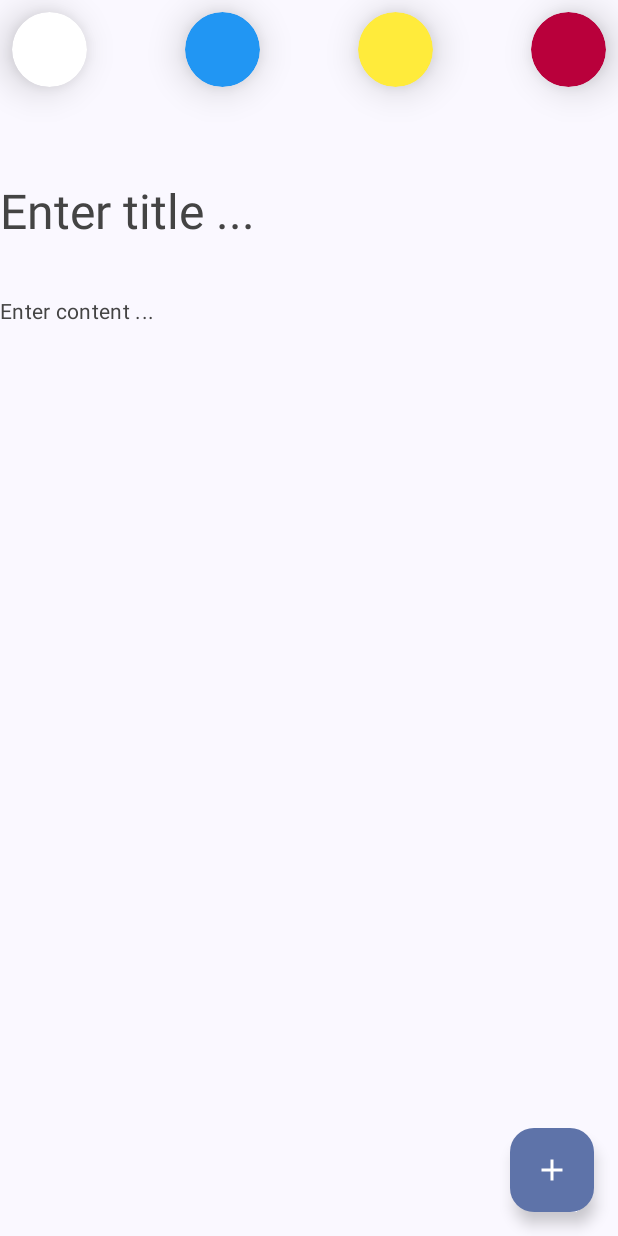
After one commit to DarwinSalcedo/notes, an Android app built with Jetpack Compose: the composable AddEditNoteScreen shown on its own in the app's theme, on a phone screen of 412 x 824 dp. The commit adds this screen. Run offline under Robolectric (Android 15) with nearby library versions, the phone set to English and light mode, and no system bars; our stand-ins replace Dagger/Hilt's generated code, Room's generated code.

Commit message:
Navigation + adding + Editing

```diff
--- a/app/src/main/java/com/basic/notes/feature_note/domain/model/Note.kt
+++ b/app/src/main/java/com/basic/notes/feature_note/domain/model/Note.kt
@@ -1,7 +1,6 @@
 package com.basic.notes.feature_note.domain.model
 
 
-import android.os.Message
 import androidx.room.Entity
 import androidx.room.PrimaryKey
 import com.basic.notes.ui.theme.Blue
@@ -11,7 +10,7 @@ import com.basic.notes.ui.theme.Yellow
 
 @Entity
 data class Note(
-    @PrimaryKey val id: Int?,
+    @PrimaryKey val id: Int? = null,
     val title: String,
     val content: String,
     val timestamp: Long,
--- a/app/src/main/java/com/basic/notes/feature_note/domain/use_case/InsertNote.kt
+++ b/app/src/main/java/com/basic/notes/feature_note/domain/use_case/InsertNote.kt
@@ -10,6 +10,7 @@ class InsertNote(private val repository: NoteRepository) {
         if (note == null ) return Result.failure(InvalidNoteException("Must be not null"))
         if (note.title.isBlank()) return Result.failure(InvalidNoteException("not Title"))
         if (note.content.isBlank()) return Result.failure(InvalidNoteException("not Content"))
+        println("NOTE INSERTED "+ note.toString())
         repository.insert(note)
        return Result.success(Unit)
     }
--- /dev/null
+++ b/app/src/main/java/com/basic/notes/feature_note/presentation/add_edit_note/AddEditNoteEvent.kt
@@ -0,0 +1,12 @@
+package com.basic.notes.feature_note.presentation.add_edit_note
+
+import androidx.compose.ui.focus.FocusState
+
+sealed class AddEditNoteEvent {
+    data class EnteredTitleData(val value: String) : AddEditNoteEvent()
+    data class ChangeTitleFocus(val focus: FocusState) : AddEditNoteEvent()
+    data class EnteredContentData(val value: String) : AddEditNoteEvent()
+    data class ChangeContentFocus(val focus: FocusState) : AddEditNoteEvent()
+    data class ChangeColor(val color: Int) : AddEditNoteEvent()
+    object SaveNote : AddEditNoteEvent()
+}
--- /dev/null
+++ b/app/src/main/java/com/basic/notes/feature_note/presentation/add_edit_note/AddEditNoteScreen.kt
@@ -0,0 +1,168 @@
+package com.basic.notes.feature_note.presentation.add_edit_note
+
+import androidx.compose.animation.Animatable
+import androidx.compose.animation.core.tween
+import androidx.compose.foundation.background
+import androidx.compose.foundation.border
+import androidx.compose.foundation.clickable
+import androidx.compose.foundation.layout.Arrangement
+import androidx.compose.foundation.layout.Box
+import androidx.compose.foundation.layout.Column
+import androidx.compose.foundation.layout.Row
+import androidx.compose.foundation.layout.Spacer
+import androidx.compose.foundation.layout.fillMaxSize
+import androidx.compose.foundation.layout.fillMaxWidth
+import androidx.compose.foundation.layout.height
+import androidx.compose.foundation.layout.padding
+import androidx.compose.foundation.layout.size
+import androidx.compose.foundation.shape.CircleShape
+import androidx.compose.material.icons.Icons
+import androidx.compose.material.icons.filled.Add
+import androidx.compose.material3.FloatingActionButton
+import androidx.compose.material3.Icon
+import androidx.compose.material3.MaterialTheme
+import androidx.compose.material3.Scaffold
+import androidx.compose.material3.SnackbarHost
+import androidx.compose.material3.SnackbarHostState
+import androidx.compose.runtime.Composable
+import androidx.compose.runtime.LaunchedEffect
+import androidx.compose.runtime.remember
+import androidx.compose.runtime.rememberCoroutineScope
+import androidx.compose.ui.Modifier
+import androidx.compose.ui.draw.clip
+import androidx.compose.ui.draw.shadow
+import androidx.compose.ui.graphics.Color
+import androidx.compose.ui.graphics.toArgb
+import androidx.compose.ui.unit.dp
+import androidx.hilt.navigation.compose.hiltViewModel
+import androidx.navigation.NavController
+import com.basic.notes.feature_note.domain.model.Note
+import com.basic.notes.feature_note.presentation.add_edit_note.components.TransparentHintTextField
+import kotlinx.coroutines.flow.collectLatest
+import kotlinx.coroutines.launch
+
+@Composable
+fun AddEditNoteScreen(
+    navController: NavController,
+    noteColor: Int = -1,
+    viewModel: AddEditNoteViewModel = hiltViewModel()
+) {
+
+    val titleState = viewModel.noteTitle.value
+    val contentState = viewModel.noteContent.value
+    val scope = rememberCoroutineScope()
+
+    val snackBarHostState: SnackbarHostState = remember { SnackbarHostState() }
+
+    val colorBackgroundAnimatable = remember {
+        Animatable(Color(if (noteColor != -1) noteColor else viewModel.noteColor.value))
+    }
+    LaunchedEffect(true) {
+        viewModel.eventFlow.collectLatest {
+
+            when (it) {
+                is UiEvent.SaveNote -> {
+                    navController.navigateUp()
+                }
+
+                is UiEvent.ShowSnackBar -> {
+                    snackBarHostState.showSnackbar(it.message)
+
+                }
+            }
+        }
+    }
+
+    Scaffold(
+        modifier = Modifier.fillMaxSize(),
+        snackbarHost = { SnackbarHost(snackBarHostState) },
+        floatingActionButton = {
+            FloatingActionButton(onClick = {
+                viewModel.onEvent(AddEditNoteEvent.SaveNote)
+            }) {
+                Icon(imageVector = Icons.Default.Add, contentDescription = "Save")
+            }
+        }) {
+
+        Column(
+            modifier = Modifier
+                .fillMaxSize()
+                .padding(it)
+                .background(colorBackgroundAnimatable.value)
+        ) {
+
+            Row(
+                Modifier
+                    .fillMaxWidth()
+                    .padding(8.dp),
+                horizontalArrangement = Arrangement.SpaceBetween
+            ) {
+
+                Note.noteColors.forEach {
+                    val colorInt = it.toArgb()
+                    Box(
+                        Modifier
+                            .size(50.dp)
+                            .shadow(15.dp, CircleShape)
+                            .clip(CircleShape)
+                            .background(it)
+                            .border(
+                                width = 3.dp,
+                                color = if (viewModel.noteColor.value == colorInt) Color.Black else Color.Transparent,
+                                shape = CircleShape
+                            )
+                            .clickable {
+                                scope.launch {
+                                    colorBackgroundAnimatable.animateTo(
+                                        targetValue = Color(colorInt),
+                                        animationSpec = tween(durationMillis = 500)
+                                    )
+                                }
+                                viewModel.onEvent(AddEditNoteEvent.ChangeColor(colorInt))
+                            }
+                    )
+                }
+            }
+            Spacer(Modifier.height(16.dp))
+            TransparentHintTextField(
+                text = titleState.text,
+                hint = titleState.hint,
+                onValueChange = {
+                    viewModel.onEvent(
+                        AddEditNoteEvent.EnteredTitleData(it)
+                    )
+                },
+                onFocusChange = {
+                    viewModel.onEvent(
+                        AddEditNoteEvent.ChangeTitleFocus(it)
+                    )
+                },
+                isHintVisible = titleState.isHintVisible,
+                singleLine = true,
+                textStyle = MaterialTheme.typography.headlineLarge
+            )
+
+            Spacer(Modifier.height(16.dp))
+            TransparentHintTextField(
+                text = contentState.text,
+                hint = contentState.hint,
+                onValueChange = {
+                    viewModel.onEvent(
+                        AddEditNoteEvent.EnteredContentData(it)
+                    )
+                },
+                onFocusChange = {
+                    viewModel.onEvent(
+                        AddEditNoteEvent.ChangeContentFocus(it)
+                    )
+                },
+                isHintVisible = contentState.isHintVisible,
+                singleLine = false,
+                textStyle = MaterialTheme.typography.bodyMedium,
+                modifier = Modifier.fillMaxWidth()
+            )
+        }
+
+    }
+
+}
--- /dev/null
+++ b/app/src/main/java/com/basic/notes/feature_note/presentation/add_edit_note/AddEditNoteViewModel.kt
@@ -0,0 +1,102 @@
+package com.basic.notes.feature_note.presentation.add_edit_note
+
+import androidx.compose.runtime.State
+import androidx.compose.runtime.mutableStateOf
+import androidx.lifecycle.SavedStateHandle
+import androidx.lifecycle.ViewModel
+import androidx.lifecycle.viewModelScope
+import com.basic.notes.feature_note.domain.model.Note
+import com.basic.notes.feature_note.domain.use_case.NoteUseCases
+import dagger.hilt.android.lifecycle.HiltViewModel
+import kotlinx.coroutines.flow.MutableSharedFlow
+import kotlinx.coroutines.flow.asSharedFlow
+import kotlinx.coroutines.launch
+import javax.inject.Inject
+
+@HiltViewModel
+class AddEditNoteViewModel @Inject constructor
+    (
+    private val useCases: NoteUseCases,
+    savedSateHandle: SavedStateHandle
+) : ViewModel() {
+
+    private var currentNoteId: Int? = null
+    private val _noteTitle = mutableStateOf<NoteTextField>(NoteTextField(hint = "Enter title ..."))
+    val noteTitle: State<NoteTextField> = _noteTitle
+
+    private val _noteContent =
+        mutableStateOf<NoteTextField>(NoteTextField(hint = "Enter content ..."))
+    val noteContent: State<NoteTextField> = _noteContent
+
+    private val _noteColor = mutableStateOf(0)
+    var noteColor: State<Int> = _noteColor
+
+    private val _eventFlow = MutableSharedFlow<UiEvent>()
+    val eventFlow = _eventFlow.asSharedFlow()
+
+    init {
+        savedSateHandle.get<Int>("noteId")?.let { _noteId ->
+            if (_noteId != -1) {
+                viewModelScope.launch {
+                    useCases.getNoteById(_noteId)?.also { note ->
+                        currentNoteId = note.id
+                        _noteTitle.value = noteTitle.value.copy(
+                            text = note.title,
+                            isHintVisible = false
+                        )
+                        _noteContent.value = _noteContent.value.copy(
+                            text = note.content,
+                            isHintVisible = false
+                        )
+                        _noteColor.value = note.color
+                    }
+
+                }
+            }
+        }
+    }
+
+    fun onEvent(event: AddEditNoteEvent) {
+        when (event) {
+            is AddEditNoteEvent.EnteredTitleData -> {
+                _noteTitle.value = noteTitle.value.copy(text = event.value)
+            }
+
+            is AddEditNoteEvent.EnteredContentData -> {
+                _noteContent.value = noteContent.value.copy(text = event.value)
+            }
+
+            is AddEditNoteEvent.ChangeTitleFocus -> {
+                _noteTitle.value =
+                    noteTitle.value.copy(isHintVisible = !event.focus.isFocused && noteTitle.value.text.isBlank())
+            }
+
+            is AddEditNoteEvent.ChangeContentFocus -> {
+                _noteContent.value =
+                    noteContent.value.copy(isHintVisible = !event.focus.isFocused && noteContent.value.text.isBlank())
+            }
+
+            is AddEditNoteEvent.ChangeColor -> {
+                _noteColor.value = event.color
+            }
+
+            AddEditNoteEvent.SaveNote -> {
+                viewModelScope.launch {
+                    val result = useCases.insertNote(
+                        Note(
+                            id = currentNoteId,
+                            title = _noteTitle.value.text,
+                            content = _noteContent.value.text,
+                            timestamp = System.currentTimeMillis(),
+                            color = _noteColor.value
+                        )
+                    )
+                    if (result.isSuccess) {
+                        _eventFlow.emit(UiEvent.SaveNote)
+                    } else
+                        _eventFlow.emit(UiEvent.ShowSnackBar("Couldnt save note"))
+                }
+            }
+        }
+    }
+}
--- /dev/null
+++ b/app/src/main/java/com/basic/notes/feature_note/presentation/add_edit_note/NoteTextField.kt
@@ -0,0 +1,7 @@
+package com.basic.notes.feature_note.presentation.add_edit_note
+
+data class NoteTextField(
+    val text: String = "",
+    val hint: String = "",
+    val isHintVisible: Boolean = false
+)
--- /dev/null
+++ b/app/src/main/java/com/basic/notes/feature_note/presentation/add_edit_note/UiEvent.kt
@@ -0,0 +1,6 @@
+package com.basic.notes.feature_note.presentation.add_edit_note
+
+sealed class UiEvent {
+    data class ShowSnackBar(val message: String) : UiEvent()
+    object SaveNote : UiEvent()
+}
--- /dev/null
+++ b/app/src/main/java/com/basic/notes/feature_note/presentation/add_edit_note/components/TransparentHintTextField.kt
@@ -0,0 +1,41 @@
+package com.basic.notes.feature_note.presentation.add_edit_note.components
+
+import androidx.compose.foundation.layout.fillMaxWidth
+import androidx.compose.foundation.text.BasicTextField
+import androidx.compose.material3.Text
+import androidx.compose.runtime.Composable
+import androidx.compose.ui.Modifier
+import androidx.compose.ui.focus.FocusState
+import androidx.compose.ui.focus.onFocusChanged
+import androidx.compose.ui.graphics.Color
+import androidx.compose.ui.text.TextStyle
+
+@Composable
+fun TransparentHintTextField(
+    modifier: Modifier = Modifier,
+    text: String,
+    hint: String,
+    isHintVisible: Boolean = false,
+    singleLine: Boolean = false,
+    textStyle: TextStyle = TextStyle(),
+    onValueChange: (String) -> Unit,
+    onFocusChange: (FocusState) -> Unit
+) {
+
+    BasicTextField(
+        value = text,
+        onValueChange =
+            onValueChange,
+        singleLine = singleLine,
+        textStyle = textStyle,
+        modifier = Modifier
+            .fillMaxWidth()
+            .onFocusChanged {
+                onFocusChange(it)
+            }
+    )
+    if (isHintVisible) {
+        Text(text = hint, style = textStyle, color = Color.DarkGray)
+    }
+
+}
--- a/app/src/main/java/com/basic/notes/feature_note/presentation/note/NoteScreen.kt
+++ b/app/src/main/java/com/basic/notes/feature_note/presentation/note/NoteScreen.kt
@@ -37,6 +37,7 @@ import androidx.hilt.navigation.compose.hiltViewModel
 import androidx.navigation.NavController
 import com.basic.notes.feature_note.presentation.note.components.NoteItem
 import com.basic.notes.feature_note.presentation.note.components.OrderSection
+import com.basic.notes.feature_note.presentation.util.Screen
 import kotlinx.coroutines.launch
 
 @Composable
@@ -56,7 +57,7 @@ fun NoteScreen(navController: NavController, viewModel: NotesViewModel = hiltVie
         snackbarHost = { SnackbarHost(snackBarHostState) },
         floatingActionButton = {
             FloatingActionButton(onClick = {
-                // viewModel.onEvent(AddEditScreenEvent.OnSaveNoteClick)
+                navController.navigate(route = Screen.AddEdit.route)
             }) {
                 Icon(imageVector = Icons.Default.Add, contentDescription = "Add")
             }
@@ -100,7 +101,7 @@ fun NoteScreen(navController: NavController, viewModel: NotesViewModel = hiltVie
                         note = note,
                         modifier = Modifier
                             .fillMaxWidth()
-                            .clickable {},
+                            .clickable { navController.navigate(Screen.AddEdit.route + "?noteId=${note.id}" + "?noteColor=${note.color}") },
                         onDeleteClick = {
                             viewModel.onEvent(NoteEvent.DeleteNote(note))
                             scope.launch {
@@ -111,6 +112,7 @@ fun NoteScreen(navController: NavController, viewModel: NotesViewModel = hiltVie
                             }
                         }
                     )
+                    Spacer(Modifier.height(8.dp))
 
                 }
             }
--- /dev/null
+++ b/app/src/main/java/com/basic/notes/feature_note/presentation/util/Screen.kt
@@ -0,0 +1,6 @@
+package com.basic.notes.feature_note.presentation.util
+
+sealed class Screen(val route: String) {
+    object Home : Screen("home_screen")
+    object AddEdit : Screen("add_edit_scree")
+}
```
Also changed, not shown: app/src/main/java/com/basic/notes/feature_note/domain/use_case/GetNoteById.kt (+2 -16 lines), app/src/main/java/com/basic/notes/feature_note/presentation/MainActivity.kt (+38 -28 lines), app/src/main/java/com/basic/notes/feature_note/presentation/note/components/NoteItem.kt (+6 -13 lines).
